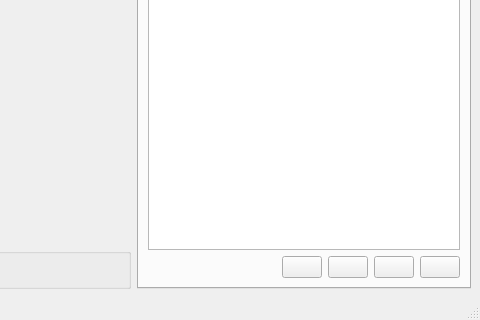
b4n92uid/theball-editor, file sources/interface.ui: the form before one commit; both pictures show x 346 to 826 and y 357 to 677 of the 826 by 677 pixel window.
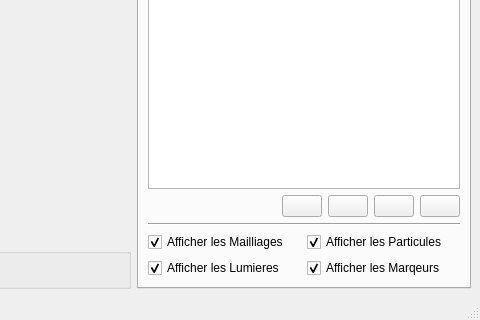
The form after the commit. The open tabs and pages were chosen to show the change. Icons and pictures are not drawn. Custom widgets are drawn as their Qt base class.

Commit message: 2 Changes... Support of zNear & zFar gui settings Prepare node list filter interface

```diff
--- a/sources/interface.ui
+++ b/sources/interface.ui
@@ -1757,6 +1757,57 @@
           </item>
          </layout>
         </item>
+        <item>
+         <widget class="Line" name="line">
+          <property name="orientation">
+           <enum>Qt::Horizontal</enum>
+          </property>
+         </widget>
+        </item>
+        <item>
+         <layout class="QGridLayout" name="gridLayout_2">
+          <item row="0" column="0">
+           <widget class="QCheckBox" name="node_display_meshs">
+            <property name="text">
+             <string>Afficher les Mailliages</string>
+            </property>
+            <property name="checked">
+             <bool>true</bool>
+            </property>
+           </widget>
+          </item>
+          <item row="0" column="1">
+           <widget class="QCheckBox" name="node_display_particules">
+            <property name="text">
+             <string>Afficher les Particules</string>
+            </property>
+            <property name="checked">
+             <bool>true</bool>
+            </property>
+           </widget>
+          </item>
+          <item row="1" column="0">
+           <widget class="QCheckBox" name="node_display_lights">
+            <property name="text">
+             <string>Afficher les Lumieres</string>
+            </property>
+            <property name="checked">
+             <bool>true</bool>
+            </property>
+           </widget>
+          </item>
+          <item row="1" column="1">
+           <widget class="QCheckBox" name="node_display_marks">
+            <property name="text">
+             <string>Afficher les Marqeurs</string>
+            </property>
+            <property name="checked">
+             <bool>true</bool>
+            </property>
+           </widget>
+          </item>
+         </layout>
+        </item>
        </layout>
       </widget>
      </widget>
```
Left out of the diff: 2 changed lines with no effect on the pictures. The commit also changes 5 other files.
